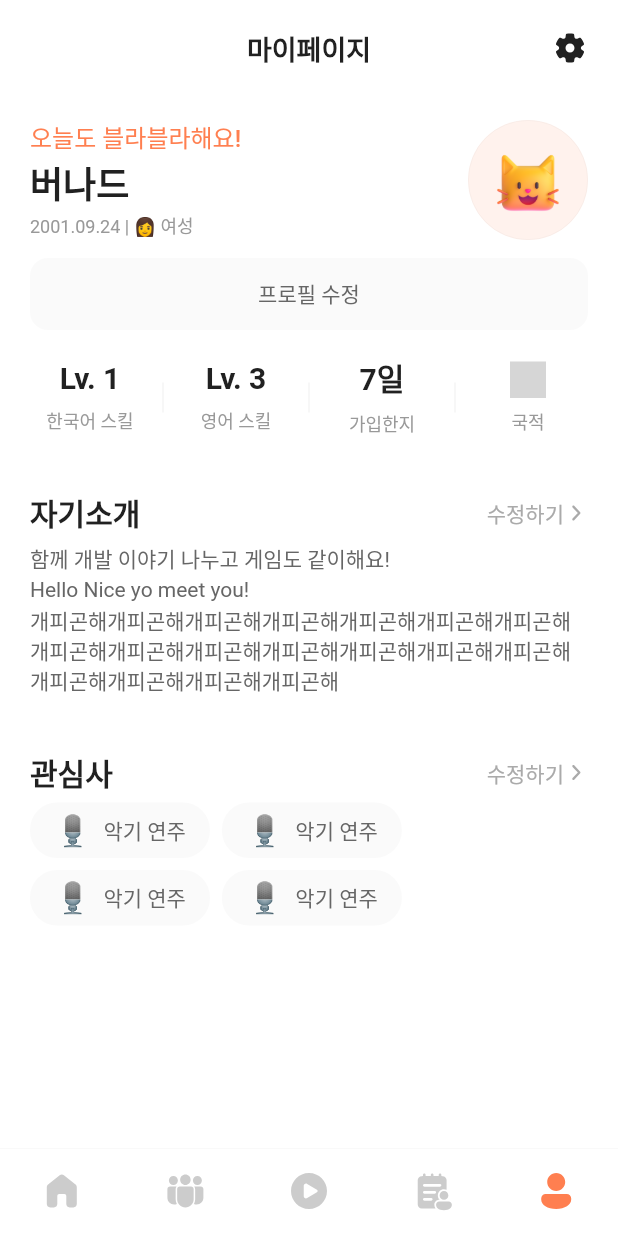
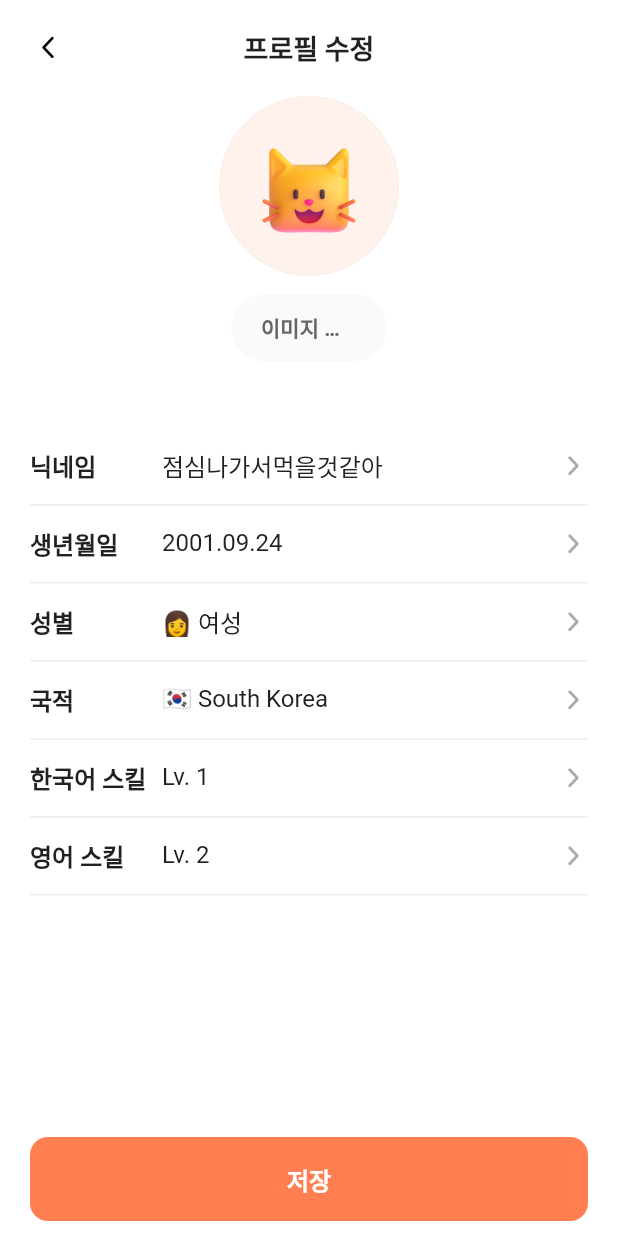
Before and after one commit to SWM-GSM/blabla-client, a Flutter app: the screen it shows after launch, item 5 of the bottom bar chosen, after a tap on "프로필 수정", on a phone screen of 412 x 824 dp. Run offline on Flutter 3.47's test engine with Material 2 defaults, Android fonts, the phone set to English and light mode, and no system bars; drawn by our look-alikes of flutter_styled_toast; our stand-ins replace date_format, easy_localization, extended_image, flutter_dotenv, flutter_secure_storage, flutter_svg and 3 more; missing offline and left inert: amplitude_flutter, country_flags; accounts and stored records are empty; network calls fail; Roboto replaces fonts that are missing (Pretendard); statements that could not run were skipped; grey boxes are pictures that could not be loaded.

Commit message:
feat: 프로필 수정 메인 화면

```diff
--- a/lib/screens/profile/profile_main_view.dart
+++ b/lib/screens/profile/profile_main_view.dart
@@ -1,4 +1,5 @@
 import 'package:blabla/models/interest.dart';
+import 'package:blabla/screens/profile/profile_modify_main_view.dart';
 import 'package:blabla/styles/colors.dart';
 import 'package:blabla/styles/txt_style.dart';
 import 'package:blabla/widgets/keyword_widget.dart';
@@ -80,15 +81,15 @@ class ProfileMainView extends StatelessWidget {
                   )
                 ],
               ),
-              const SizedBox(
-                height: 12,
-              ),
               GestureDetector(
                 onTap: () {
-                    print("프로필 수정 버튼 클릭");
+                  Navigator.of(context, rootNavigator: true).push(
+                      MaterialPageRoute(
+                          builder: (context) => ProfileModifyMainView()));
                 },
                 child: Container(
                   height: 48,
+                  margin: const EdgeInsets.symmetric(vertical: 20),
                   alignment: Alignment.center,
                   decoration: BoxDecoration(
                     borderRadius: BorderRadius.circular(12),
@@ -98,7 +99,8 @@ class ProfileMainView extends StatelessWidget {
                     "프로필 수정",
                     style: BlaTxt.txt14M.copyWith(color: BlaColor.grey800),
                   ),
-                  )),
+                ),
+              ),
               Padding(
                 padding: const EdgeInsets.symmetric(vertical: 20),
                 child: Row(
@@ -153,7 +155,7 @@ class ProfileMainView extends StatelessWidget {
                       height: 8,
                     ),
                     Text(
-                      "함께 개발 이야기 나누고 게임도 같이해요! \nHello Nice yo meet you!\n개피곤해개피곤해개피곤해개피곤해개피곤해개피곤해개피곤해개피곤해개피곤해개피곤해개피곤해개피곤해개피곤해개피곤해개피곤해개피곤해개피곤해개피곤해",
+                      "함께 개발 이야기 나누고 게임도 같이해요! \nHello Nice yo meet you!",
                       style: BlaTxt.txt14R.copyWith(
                           color: BlaColor.grey800,
                           overflow: TextOverflow.visible),
--- /dev/null
+++ b/lib/screens/profile/profile_modify_main_view.dart
@@ -0,0 +1,136 @@
+import 'package:blabla/styles/colors.dart';
+import 'package:blabla/styles/txt_style.dart';
+import 'package:blabla/widgets/profile_widget.dart';
+import 'package:flutter/material.dart';
+import 'package:flutter_svg/svg.dart';
+
+class ProfileModifyMainView extends StatelessWidget {
+  const ProfileModifyMainView({super.key});
+
+  @override
+  Widget build(BuildContext context) {
+    return Scaffold(
+      appBar: AppBar(
+        toolbarHeight: 64,
+        title: Text(
+          "프로필 수정",
+          style: BlaTxt.txt18B,
+        ),
+        backgroundColor: BlaColor.white,
+        elevation: 0,
+        centerTitle: true,
+        leading: GestureDetector(
+          onTap: () => Navigator.pop(context),
+          child: Padding(
+              padding: const EdgeInsets.symmetric(horizontal: 20),
+              child: SvgPicture.asset(
+                "assets/icons/ic_32_arrow_left.svg",
+                width: 24,
+                height: 24,
+                colorFilter:
+                    const ColorFilter.mode(BlaColor.black, BlendMode.srcIn),
+              )),
+        ),
+        leadingWidth: 64,
+      ),
+      body: Padding(
+        padding: EdgeInsets.symmetric(horizontal: 20),
+        child: Column(
+          children: [
+            ProfileWidget(
+              profileSize: 72,
+              profile: "cat",
+              bgSize: 120,
+              bgColor: BlaColor.lightOrange,
+            ),
+            Container(
+              width: 104,
+              alignment: Alignment.center,
+              margin: const EdgeInsets.fromLTRB(0, 12, 0, 24),
+              padding: const EdgeInsets.symmetric(vertical: 12, horizontal: 20),
+              decoration: BoxDecoration(
+                  borderRadius: BorderRadius.circular(24),
+                  color: BlaColor.grey100),
+              child: Text(
+                "이미지 수정",
+                style: BlaTxt.txt14SB.copyWith(color: BlaColor.grey800),
+              ),
+            ),
+            const SizedBox(height: 20),
+            Column(
+              children: [
+                infoRow("닉네임", "점심나가서먹을것같아", () {
+                  print("닉네임 클릭!");
+                }),
+                infoRow("생년월일", "2001.09.24", () {
+                  print("생년월일 클릭!");
+                }),
+                infoRow("성별", "👩 여성", () {
+                  print("성별 클릭!");
+                }),
+                infoRow("국적", "🇰🇷 South Korea", () {
+                  print("국적 클릭!");
+                }),
+                infoRow("한국어 스킬", "Lv. 1", () {
+                  print("한국어 스킬 클릭!");
+                }),
+                infoRow("영어 스킬", "Lv. 2", () {
+                  print("영어 스킬 클릭!");
+                }),
+              ],
+            ),
+          ],
+        ),
+      ),
+      bottomSheet: GestureDetector(
+        onTap: () {},
+        child: Container(
+          margin: EdgeInsets.fromLTRB(
+              20, 0, 20, 10 + MediaQuery.of(context).viewPadding.bottom),
+          alignment: Alignment.center,
+          height: 56,
+          decoration: BoxDecoration(
+              borderRadius: BorderRadius.circular(12), color: BlaColor.orange),
+          child:
+              Text("저장", style: BlaTxt.txt16B.copyWith(color: BlaColor.white)),
+        ),
+      ),
+    );
+  }
+
+  Widget infoRow(String category, String content, onTap, {bool div = true}) {
+    return GestureDetector(
+      onTap: onTap,
+      child: Container(
+        height: 52,
+        decoration: BoxDecoration(
+          border: Border(
+            bottom: BorderSide(
+              color: BlaColor.grey300,
+              width: div ? 1 : 0,
+            ),
+          ),
+        ),
+        child: Row(
+          children: [
+            SizedBox(
+              width: 80,
+              child: Text(category, style: BlaTxt.txt16B),
+            ),
+            const SizedBox(
+              width: 8,
+            ),
+            Expanded(child: Text(content, style: BlaTxt.txt16R)),
+            SvgPicture.asset(
+              "assets/icons/ic_16_arrow_right.svg",
+              width: 20,
+              height: 20,
+              colorFilter:
+                  const ColorFilter.mode(BlaColor.grey600, BlendMode.srcIn),
+            ),
+          ],
+        ),
+      ),
+    );
+  }
+}
```
Lines whose indentation alone changed are shown as unchanged.
